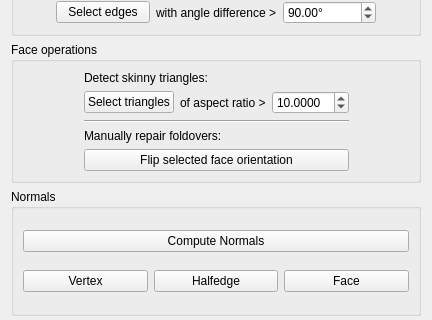
Before: the Qt Designer form Plugin-MeshRepair/MeshRepairControls.ui in ShenRen/OpenFlipper, drawn with Qt 5; both pictures show x 0 to 432 and y 370 to 690 of the 432 by 830 pixel window.
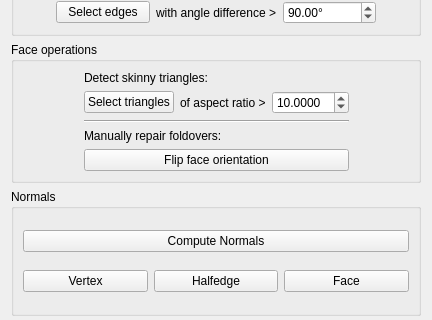
After: the same form once the commit is applied.

Commit message: Updated flip function to work in all selection cases. refs #1002

What changed in the file:
```diff
--- a/Plugin-MeshRepair/MeshRepairControls.ui
+++ b/Plugin-MeshRepair/MeshRepairControls.ui
@@ -544,7 +544,7 @@
              <string>Flip the normals of all target meshes</string>
             </property>
             <property name="text">
-             <string>Flip selected face orientation</string>
+             <string>Flip face orientation</string>
             </property>
            </widget>
           </item>
```
Left out of the diff: 2 changed lines with no effect on the pictures.
